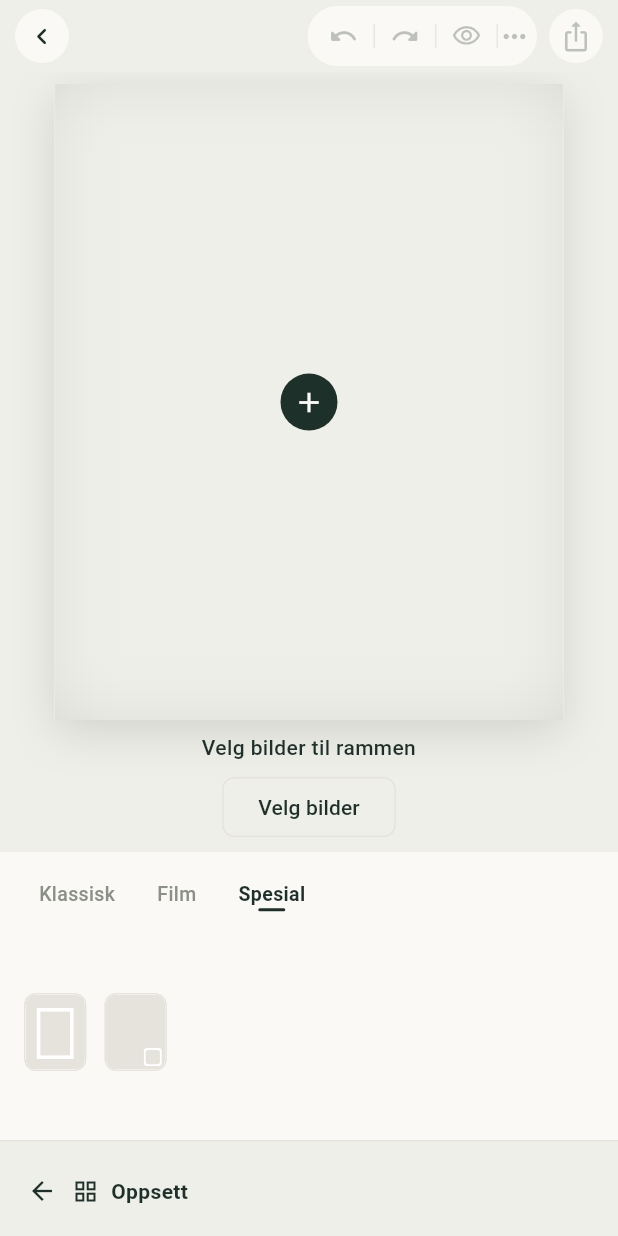
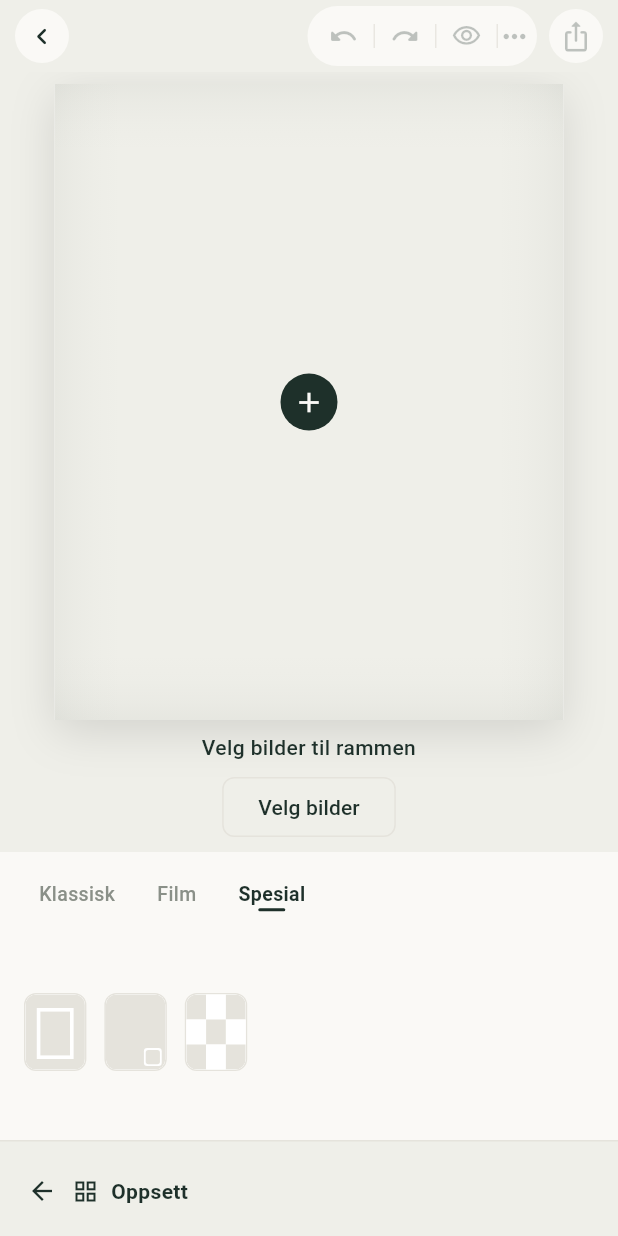
Before and after one commit to hannekj/image_grid, a Flutter app: the LayoutEditorPage screen opened directly with sample values from the repository, after a tap on "Oppsett", after a tap on "Film", after a tap on "Spesial", on a phone screen of 412 x 824 dp. Run offline on Flutter 3.47's test engine with Material 3 defaults, Android fonts, the phone set to English and light mode, and no system bars; our stand-ins replace google_fonts, image_picker, share_plus; missing offline and left inert: gal.

Commit message:
Add Summer recap checker grid with editable text tiles
- Introduce a flush 3×3 collage layout with five image slots and four text cells
- Persist checker labels in layout drafts and support tap-to-edit in the editor

Co-authored-by: Cursor <cursoragent@cursor.com>

```diff
--- a/lib/draft_storage.dart
+++ b/lib/draft_storage.dart
@@ -260,6 +260,7 @@ class DraftStorage {
       'grain': data.grain,
       'slots': slotsJson,
       'overlays': data.overlays.map(_overlayToJson).toList(),
+      if (data.checkerLabels != null) 'checkerLabels': data.checkerLabels,
     };
 
     await File('${root.path}/$_layoutFile').writeAsString(jsonEncode(payload));
@@ -319,6 +320,9 @@ class DraftStorage {
     final overlays = overlaysJson
         .map((e) => _overlayFromJson(e as Map<String, dynamic>))
         .toList();
+    final checkerLabels = (map['checkerLabels'] as List<dynamic>?)
+        ?.map((label) => label as String)
+        .toList();
 
     return LayoutDraftData(
       layout: layout,
@@ -331,6 +335,7 @@ class DraftStorage {
       slots: slots,
       slotViews: slotViews,
       overlays: overlays,
+      checkerLabels: checkerLabels,
     );
   }
 
@@ -587,6 +592,7 @@ class LayoutDraftData {
     required this.slots,
     required this.slotViews,
     required this.overlays,
+    this.checkerLabels,
   });
 
   final GridLayout layout;
@@ -599,6 +605,7 @@ class LayoutDraftData {
   final List<Uint8List?> slots;
   final List<LayoutDraftSlotView> slotViews;
   final List<OverlayText> overlays;
+  final List<String>? checkerLabels;
 }
 
 class LayoutDraftSlotView {
--- a/lib/grid_layout.dart
+++ b/lib/grid_layout.dart
@@ -38,6 +38,8 @@ class GridLayout {
 
   bool get isAlbumGrid => id == 'album-grid';
 
+  bool get isCheckerGrid => id == 'checker-grid';
+
   bool get isFilmHorizontal => id == 'film-h';
 
   bool get isFilmVertical => id == 'film-v';
@@ -48,7 +50,7 @@ class GridLayout {
 
   LayoutGroup get group {
     if (isDump || isBooth || isFilmStrip) return LayoutGroup.film;
-    if (isReaction || isOverlayFrame) return LayoutGroup.special;
+    if (isReaction || isOverlayFrame || isCheckerGrid) return LayoutGroup.special;
     return LayoutGroup.classic;
   }
 }
@@ -366,6 +368,13 @@ const gridLayouts = [
       LayoutRow(flex: 1, cells: [1, 1]),
     ],
   ),
+  GridLayout(
+    id: 'checker-grid',
+    label: 'Summer recap',
+    rows: [
+      LayoutRow(flex: 1, cells: [1, 1, 1, 1, 1]),
+    ],
+  ),
 ];
 
 GridLayout get defaultGridLayout =>
--- a/lib/layout_outline_painter.dart
+++ b/lib/layout_outline_painter.dart
@@ -3,6 +3,7 @@ import 'dart:math' as math;
 import 'package:flutter/material.dart';
 
 import 'app_theme.dart';
+import 'checker_grid_layout.dart';
 import 'grid_layout.dart';
 
 class LayoutOutlinePainter extends CustomPainter {
@@ -49,6 +50,11 @@ class LayoutOutlinePainter extends CustomPainter {
 
     if (layout.isAlbumGrid) {
       _paintAlbumGrid(canvas, size);
+      return;
+    }
+
+    if (layout.isCheckerGrid) {
+      _paintCheckerGrid(canvas, size);
       return;
     }
 
@@ -359,6 +365,31 @@ class LayoutOutlinePainter extends CustomPainter {
     }
   }
 
+  void _paintCheckerGrid(Canvas canvas, Size size) {
+    canvas.drawRect(Offset.zero & size, Paint()..color = Colors.white);
+
+    final cellPaint = Paint()..color = cellColor;
+    final textPaint = Paint()..color = Colors.white;
+    const columns = 3;
+    const rows = 3;
+
+    final gap = CheckerGridLayout.gapForSize(size.width, size.height);
+    final cellWidth = (size.width - gap * (columns - 1)) / columns;
+    final cellHeight = (size.height - gap * (rows - 1)) / rows;
+
+    for (var row = 0; row < rows; row++) {
+      for (var col = 0; col < columns; col++) {
+        final flatIndex = row * columns + col;
+        final left = col * (cellWidth + gap);
+        final top = row * (cellHeight + gap);
+        final rect = Rect.fromLTWH(left, top, cellWidth, cellHeight);
+        final isText =
+            flatIndex == 1 || flatIndex == 3 || flatIndex == 5 || flatIndex == 7;
+        canvas.drawRect(rect, isText ? textPaint : cellPaint);
+      }
+    }
+  }
+
   @override
   bool shouldRepaint(covariant LayoutOutlinePainter oldDelegate) {
     return oldDelegate.layout.id != layout.id ||
```
Also changed, not shown: lib/carousel_page.dart (+13 -0 lines), lib/checker_grid_layout.dart (added, +110 -0 lines), lib/layout_editor_page.dart (+77 -3 lines).
